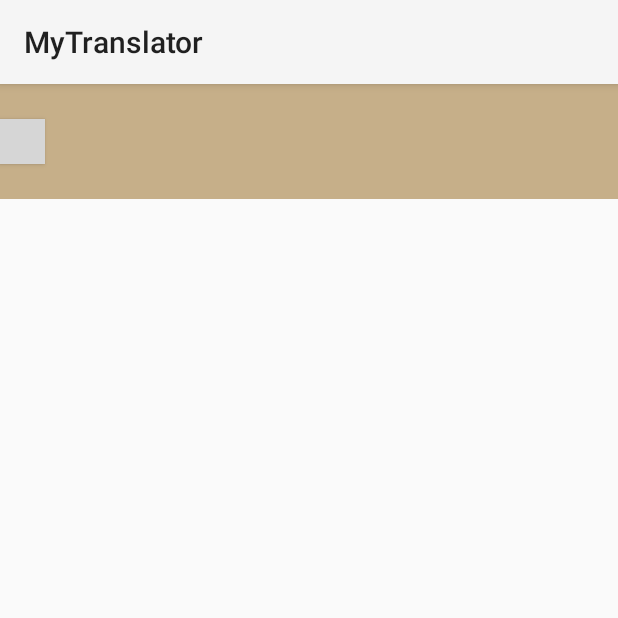
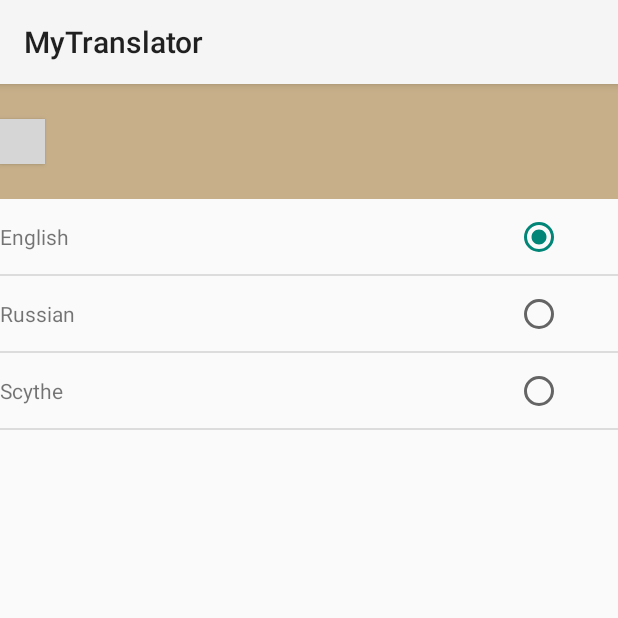
Before and after one commit to 9tilov/translator-yandex, an Android app: the screen it shows after launch (LangActivity), after a tap on "English", on a phone screen of 412 x 824 dp, the top half of it. Run offline under Robolectric (Android 15) with nearby library versions, the phone set to English and light mode, and no system bars; grey boxes are pictures that could not be loaded.

Commit message:
добавлено сохранение языков

```diff
--- a/app/src/main/java/com/moggot/mytranslator/Conversation.java
+++ b/app/src/main/java/com/moggot/mytranslator/Conversation.java
@@ -1,9 +1,12 @@
 package com.moggot.mytranslator;
 
 import android.content.Context;
+import android.util.Log;
 
+import java.util.ArrayList;
 import java.util.HashMap;
 import java.util.Iterator;
+import java.util.List;
 import java.util.Map;
 
 /**
@@ -12,11 +15,15 @@ import java.util.Map;
 
 public class Conversation {
 
-    private static Map<String, String> shortToLong = new HashMap<>();
+    private static final String LOG_TAG = "Conversation";
+
+    private  Map<String, String> shortToLong = new HashMap<>();
+    private  Map<String, Integer> langToPosition = new HashMap<>();
     private Context context;
 
     public Conversation(Context context) {
         this.context = context;
+
         shortToLong.put(context.getString(R.string.sq_short), context.getString(R.string.sq));
         shortToLong.put(context.getString(R.string.am_short), context.getString(R.string.am));
         shortToLong.put(context.getString(R.string.en_short), context.getString(R.string.en));
@@ -106,15 +113,27 @@ public class Conversation {
         shortToLong.put(context.getString(R.string.ja_short), context.getString(R.string.ja));
     }
 
-    public static String getLongLangName(String shortLangName) {
-        return shortToLong.get(shortLangName);
+    public String getLongLangName(String shortLangName) {
+        String a = shortToLong.get(shortLangName);
+        Log.v(LOG_TAG, "a = " + a);
+        return a;
     }
 
-    public static String getKeyByValue(String value) {
+    public String getKeyByValue(String value) {
         for (Map.Entry<String, String> entry : shortToLong.entrySet()) {
             if (entry.getValue().equals(value))
                 return entry.getKey();
         }
         return null;
     }
+
+//    public static int getLangPosition(Context context, String lang) {
+//        CharSequence[] languages = context.getResources().getTextArray(R.array.languages);
+//        List<String> languagesList = new ArrayList<>();
+//        for (int i= 0; i< languages.length; ++i) {
+//            languagesList.add(languages[i].toString());
+//        }
+//
+//
+//    }
 }
--- a/app/src/main/java/com/moggot/mytranslator/LangActivity.java
+++ b/app/src/main/java/com/moggot/mytranslator/LangActivity.java
@@ -2,10 +2,13 @@ package com.moggot.mytranslator;
 
 import android.support.v7.app.AppCompatActivity;
 import android.os.Bundle;
-import android.widget.ArrayAdapter;
+import android.util.Log;
+import android.view.View;
 import android.widget.ListView;
 
 public class LangActivity extends AppCompatActivity {
+
+    private static final String LOG_TAG = "LangActivity";
 
     @Override
     protected void onCreate(Bundle savedInstanceState) {
@@ -15,14 +18,11 @@ public class LangActivity extends AppCompatActivity {
         Consts.LANG_TYPE type = Consts.LANG_TYPE.fromInteger(getIntent().getIntExtra(Consts.EXTRA_LANG, 0));
 
         ListView listView = (ListView) findViewById(R.id.lvLanguages);
-        listView.setChoiceMode(ListView.CHOICE_MODE_SINGLE);
-        // Создаем адаптер, используя массив из файла ресурсов
-        ArrayAdapter<CharSequence> adapter = ArrayAdapter.createFromResource(
-                this, R.array.names,
-                android.R.layout.simple_list_item_single_choice);
+        LangAdapter adapter = new LangAdapter(this, type);
         listView.setAdapter(adapter);
+    }
 
-//        LangAdapter adapter = new LangAdapter(this, type);
-//        listView.setAdapter(adapter);
+    public void onClickBack(View view) {
+        finish();
     }
 }
--- /dev/null
+++ b/app/src/main/java/com/moggot/mytranslator/LangSharedPreferences.java
@@ -0,0 +1,49 @@
+package com.moggot.mytranslator;
+
+import android.content.Context;
+import android.content.SharedPreferences;
+import android.preference.PreferenceManager;
+
+import com.moggot.mytranslator.language.Language;
+
+/**
+ * Created by toor on 24.03.17.
+ */
+
+public class LangSharedPreferences {
+
+    private static final String inputLang = "inputLanguage";
+    private static final String outputLang = "outputLanguage";
+
+    public static void saveLanguage(Context context, Language language) {
+        android.content.SharedPreferences sharedPreferences = PreferenceManager
+                .getDefaultSharedPreferences(context);
+        SharedPreferences.Editor editor = sharedPreferences.edit();
+        switch (language.getType()) {
+            case INPUT:
+                editor.remove(inputLang);
+                editor.putString(inputLang, language.getName());
+                break;
+            case OUTPUT:
+                editor.remove(outputLang);
+                editor.putString(outputLang, language.getName());
+                break;
+            default:
+                break;
+        }
+        editor.apply();
+    }
+
+    public static Language loadLanguage(Context context, Consts.LANG_TYPE type) {
+        SharedPreferences sharedPreferences = PreferenceManager
+                .getDefaultSharedPreferences(context);
+        switch (type) {
+            case INPUT:
+                return new Language(sharedPreferences.getString(inputLang, "en"), type);
+            case OUTPUT:
+                return new Language(sharedPreferences.getString(outputLang, "ru"), type);
+            default:
+                return new Language(context.getString(R.string.en), Consts.LANG_TYPE.INPUT);
+        }
+    }
+}
--- a/app/src/main/java/com/moggot/mytranslator/MainActivity.java
+++ b/app/src/main/java/com/moggot/mytranslator/MainActivity.java
@@ -6,10 +6,14 @@ import android.support.v7.app.AppCompatActivity;
 import android.os.Bundle;
 import android.text.Editable;
 import android.text.TextWatcher;
+import android.util.Log;
 import android.view.View;
 import android.widget.EditText;
 import android.widget.TextView;
 
+import com.moggot.mytranslator.language.Language;
+import com.moggot.mytranslator.observer.LangData;
+import com.moggot.mytranslator.observer.TraslatorDisplay;
 import com.moggot.mytranslator.translate.Translate;
 
 public class MainActivity extends AppCompatActivity {
@@ -45,27 +49,52 @@ public class MainActivity extends AppCompatActivity {
             @Override
             public void afterTextChanged(Editable str) {
                 TranslationTask feed = new TranslationTask();
-                feed.execute(str.toString(), Consts.Lang.RUSSIAN.toString(), Consts.Lang.ENGLISH.toString());
+                Language inputLang = LangSharedPreferences.loadLanguage(getApplication(), Consts.LANG_TYPE.INPUT);
+                Language outputLang = LangSharedPreferences.loadLanguage(getApplication(), Consts.LANG_TYPE.OUTPUT);
+                feed.execute(str.toString(), inputLang.getName(), outputLang.getName());
             }
         });
     }
 
     public void onClickChangeLang(View view) {
-        String tmp = tvInputLang.getText().toString();
-        tvInputLang.setText(tvOutputLang.getText().toString());
-        tvOutputLang.setText(tmp);
+        Language inputLang = LangSharedPreferences.loadLanguage(this, Consts.LANG_TYPE.INPUT);
+        Language outputLang = LangSharedPreferences.loadLanguage(this, Consts.LANG_TYPE.OUTPUT);
+        LangSharedPreferences.saveLanguage(this, new Language(inputLang.getName(), Consts.LANG_TYPE.OUTPUT));
+        LangSharedPreferences.saveLanguage(this, new Language(outputLang.getName(), Consts.LANG_TYPE.INPUT));
+
+        LangData langData = new LangData();
+        TraslatorDisplay adapterDisplay = new TraslatorDisplay(this, langData);
+        inputLang = LangSharedPreferences.loadLanguage(this, Consts.LANG_TYPE.INPUT);
+        langData.setLanguage(inputLang);
+        adapterDisplay.display();
+        outputLang = LangSharedPreferences.loadLanguage(this, Consts.LANG_TYPE.OUTPUT);
+        langData.setLanguage(outputLang);
+        adapterDisplay.display();
     }
 
     public void onClickInputLang(View view) {
         Intent intent = new Intent(this, LangActivity.class);
-        intent.putExtra(Consts.EXTRA_LANG, Consts.LANG_TYPE.INPUT);
+        intent.putExtra(Consts.EXTRA_LANG, Consts.LANG_TYPE.INPUT.getType());
         startActivity(intent);
     }
 
     public void onClickOutputLang(View view) {
         Intent intent = new Intent(this, LangActivity.class);
-        intent.putExtra(Consts.EXTRA_LANG, Consts.LANG_TYPE.OUTPUT);
+        intent.putExtra(Consts.EXTRA_LANG, Consts.LANG_TYPE.OUTPUT.getType());
         startActivity(intent);
+    }
+
+    @Override
+    public void onStart() {
+        super.onStart();
+        LangData langData = new LangData();
+        TraslatorDisplay adapterDisplay = new TraslatorDisplay(this, langData);
+        Language inputLang = LangSharedPreferences.loadLanguage(this, Consts.LANG_TYPE.INPUT);
+        langData.setLanguage(inputLang);
+        adapterDisplay.display();
+        Language outputLang = LangSharedPreferences.loadLanguage(this, Consts.LANG_TYPE.OUTPUT);
+        langData.setLanguage(outputLang);
+        adapterDisplay.display();
     }
 
 
--- a/app/src/main/java/com/moggot/mytranslator/observer/AdapterDisplay.java
+++ b/app/src/main/java/com/moggot/mytranslator/observer/AdapterDisplay.java
@@ -2,10 +2,12 @@ package com.moggot.mytranslator.observer;
 
 import android.content.Context;
 import android.view.View;
+import android.widget.RadioButton;
 import android.widget.TextView;
 
+import com.moggot.mytranslator.Conversation;
 import com.moggot.mytranslator.R;
-import com.moggot.mytranslator.SharedPreferences;
+import com.moggot.mytranslator.LangSharedPreferences;
 import com.moggot.mytranslator.language.Language;
 
 /**
@@ -36,27 +38,15 @@ public class AdapterDisplay implements Observer {
     }
 
     private void displayLang() {
-        ((TextView) view.findViewById(R.id.tvLang)).setText(language.getName());
+        Conversation conversation = new Conversation(context);
+        ((TextView) view.findViewById(R.id.tvLang)).setText(conversation.getLongLangName(language.getName()));
     }
 
     private void displayCheck() {
-        switch (language.getType()) {
-            case INPUT:
-                String inputLang = SharedPreferences.LoadInputLanguage(context);
-                if (inputLang.equals(language.getName()))
-                    (view.findViewById(R.id.iwChecked)).setVisibility(View.VISIBLE);
-                else
-                    (view.findViewById(R.id.iwChecked)).setVisibility(View.GONE);
-                break;
-            case OUTPUT:
-                String outputLang = SharedPreferences.LoadOutputLanguage(context);
-                if (outputLang.equals(language.getName()))
-                    (view.findViewById(R.id.iwChecked)).setVisibility(View.VISIBLE);
-                else
-                    (view.findViewById(R.id.iwChecked)).setVisibility(View.GONE);
-                break;
-            default:
-                break;
-        }
+        Language lang = LangSharedPreferences.loadLanguage(context, this.language.getType());
+        if ((lang.getName()).equals(this.language.getName()))
+            ((RadioButton) view.findViewById(R.id.radio1)).setChecked(true);
+        else
+            ((RadioButton) view.findViewById(R.id.radio1)).setChecked(false);
     }
 }
--- /dev/null
+++ b/app/src/main/java/com/moggot/mytranslator/observer/TraslatorDisplay.java
@@ -0,0 +1,48 @@
+package com.moggot.mytranslator.observer;
+
+import android.app.Activity;
+import android.content.Context;
+import android.widget.TextView;
+
+import com.moggot.mytranslator.Conversation;
+import com.moggot.mytranslator.R;
+import com.moggot.mytranslator.language.Language;
+
+/**
+ * Created by toor on 26.03.17.
+ */
+
+public class TraslatorDisplay implements Observer {
+
+    private Language language;
+    private Context context;
+
+    public TraslatorDisplay(Context context, LangData langData) {
+        this.context = context;
+        langData.registerObserver(this);
+    }
+
+    @Override
+    public void update(Language language) {
+        this.language = language;
+        display();
+    }
+
+    public void display() {
+        displayLang();
+    }
+
+    private void displayLang() {
+        Conversation conversation = new Conversation(context);
+        switch (language.getType()) {
+            case INPUT:
+                ((TextView) ((Activity) context).findViewById(R.id.tvInputLang)).setText(conversation.getLongLangName(language.getName()));
+                break;
+            case OUTPUT:
+                ((TextView) ((Activity) context).findViewById(R.id.tvOutputLang)).setText(conversation.getLongLangName(language.getName()));
+                break;
+            default:
+                break;
+        }
+    }
+}
--- a/app/src/main/res/layout/activity_lang.xml
+++ b/app/src/main/res/layout/activity_lang.xml
@@ -16,6 +16,7 @@
             android:layout_width="@dimen/change_back_width"
             android:layout_height="@dimen/change_back_height"
             android:layout_gravity="center"
+            android:onClick="onClickBack"
             android:background="@drawable/back" />
 
     </LinearLayout>
@@ -24,6 +25,8 @@
         android:id="@+id/lvLanguages"
         android:layout_width="match_parent"
         android:layout_height="0dip"
+        android:choiceMode="singleChoice"
+        android:descendantFocusability="beforeDescendants"
         android:layout_weight="9" />
 
 </LinearLayout>
--- a/app/src/main/res/layout/lang_item.xml
+++ b/app/src/main/res/layout/lang_item.xml
@@ -12,12 +12,12 @@
         android:layout_weight="9"
         android:gravity="center_vertical" />
 
-    <ImageView
-        android:id="@+id/iwChecked"
+    <RadioButton
+        android:id="@+id/radio1"
         android:layout_width="@dimen/check_width"
         android:layout_height="@dimen/check_height"
-        android:layout_gravity="center_vertical"
-        android:background="@drawable/checked"
-        android:visibility="gone" />
+        android:checked="false"
+        android:clickable="false"
+        android:focusable="false" />
 
 </LinearLayout>
--- a/app/src/main/res/values/dimens.xml
+++ b/app/src/main/res/values/dimens.xml
@@ -2,12 +2,12 @@
     <dimen name="activity_horizontal_margin">16dp</dimen>
     <dimen name="activity_vertical_margin">16dp</dimen>
     <dimen name="twodp">2dp</dimen>
-    <dimen name="change_lang_width">30dp</dimen>
+    <dimen name="change_lang_width">35dp</dimen>
     <dimen name="change_lang_height">30dp</dimen>
 
     <dimen name="change_back_width">30dp</dimen>
     <dimen name="change_back_height">30dp</dimen>
 
-    <dimen name="check_width">20dp</dimen>
-    <dimen name="check_height">20dp</dimen>
+    <dimen name="check_width">30dp</dimen>
+    <dimen name="check_height">30dp</dimen>
 </resources>
--- a/app/src/main/res/values/strings.xml
+++ b/app/src/main/res/values/strings.xml
@@ -175,4 +175,10 @@
     <string name="eo_short" translatable="false">eo</string>
     <string name="jv_short" translatable="false">jv</string>
     <string name="ja_short" translatable="false">ja</string>
+
+    <string-array name="languages">
+        <item>English</item>
+        <item>Russian</item>
+        <item>Scythes</item>
+    </string-array>
 </resources>
--- a/greendao-gen/src/main/java/com/example/MainGenerator.java
+++ b/greendao-gen/src/main/java/com/example/MyGenerator.java
@@ -4,7 +4,7 @@ import org.greenrobot.greendao.generator.DaoGenerator;
 import org.greenrobot.greendao.generator.Entity;
 import org.greenrobot.greendao.generator.Schema;
 
-public class MainGenerator {
+public class MyGenerator {
 
     private static final String PROJECT_DIR = System.getProperty("user.dir");
 
@@ -32,7 +32,8 @@ public class MainGenerator {
         translateData.addIdProperty().primaryKey().autoincrement();
         translateData.addStringProperty("text").notNull();
         translateData.addStringProperty("translation").notNull();
-        translateData.addStringProperty("language");
+        translateData.addStringProperty("inputLanguage").notNull();
+        translateData.addStringProperty("outputLanguage").notNull();
         translateData.addBooleanProperty("isFavorites");
 
         return translateData;
--- a/settings.gradle
+++ b/settings.gradle
@@ -1 +1 @@
-include ':app', ':greendao-gen'
+include ':app', ':greendao-gen', ':greendao-gen'
```
Also changed, not shown: app/src/main/java/com/moggot/mytranslator/LangAdapter.java (+115 -104 lines), app/src/main/java/com/moggot/mytranslator/SharedPreferences.java (deleted, +0 -48 lines), 1 other file.
